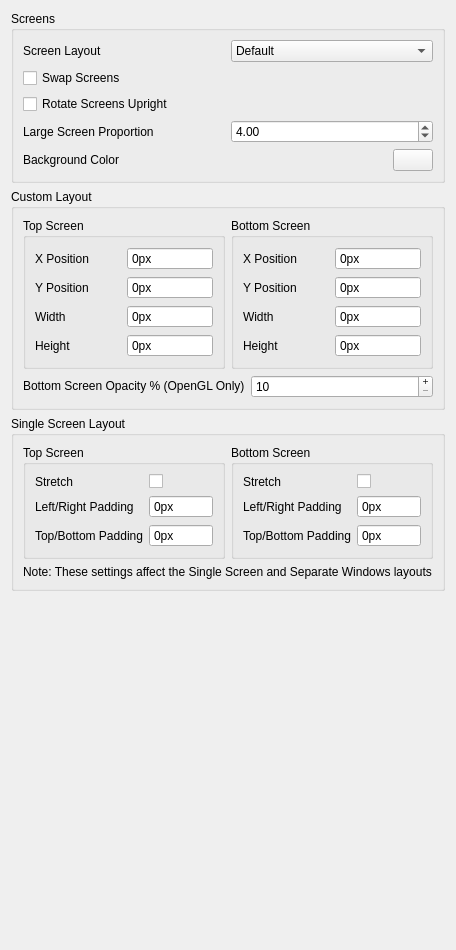
Old version of the form src/citra_qt/configuration/configure_layout.ui in the repository mandarine3ds/mandarine.
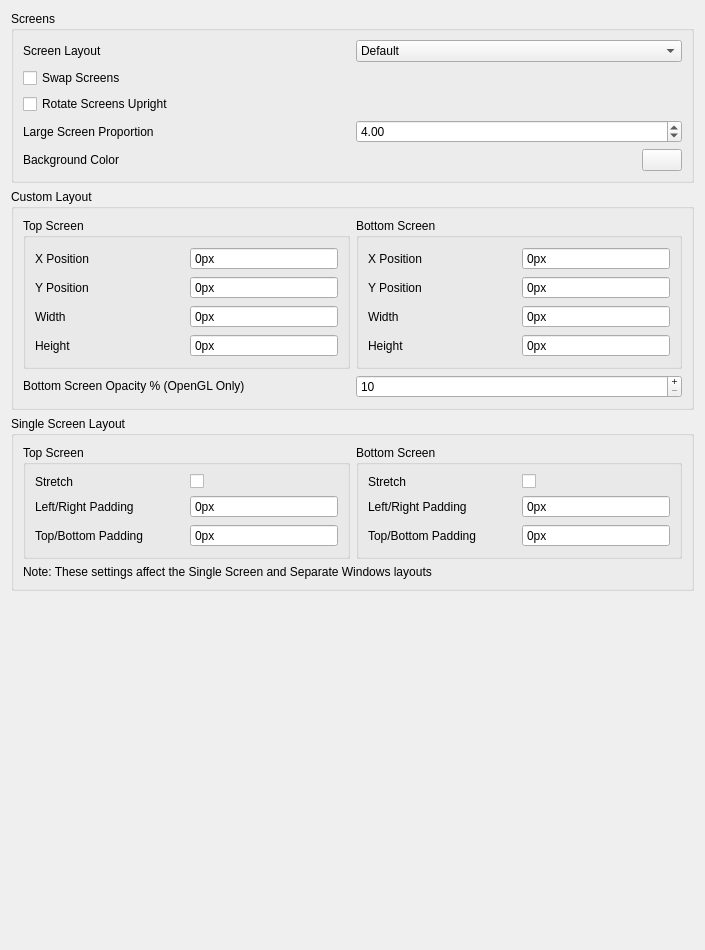
New version of the form.

Patch:
```diff
--- a/src/citra_qt/configuration/configure_layout.ui
+++ b/src/citra_qt/configuration/configure_layout.ui
@@ -6,7 +6,7 @@
    <rect>
     <x>0</x>
     <y>0</y>
-    <width>440</width>
+    <width>705</width>
     <height>950</height>
    </rect>
   </property>
```
